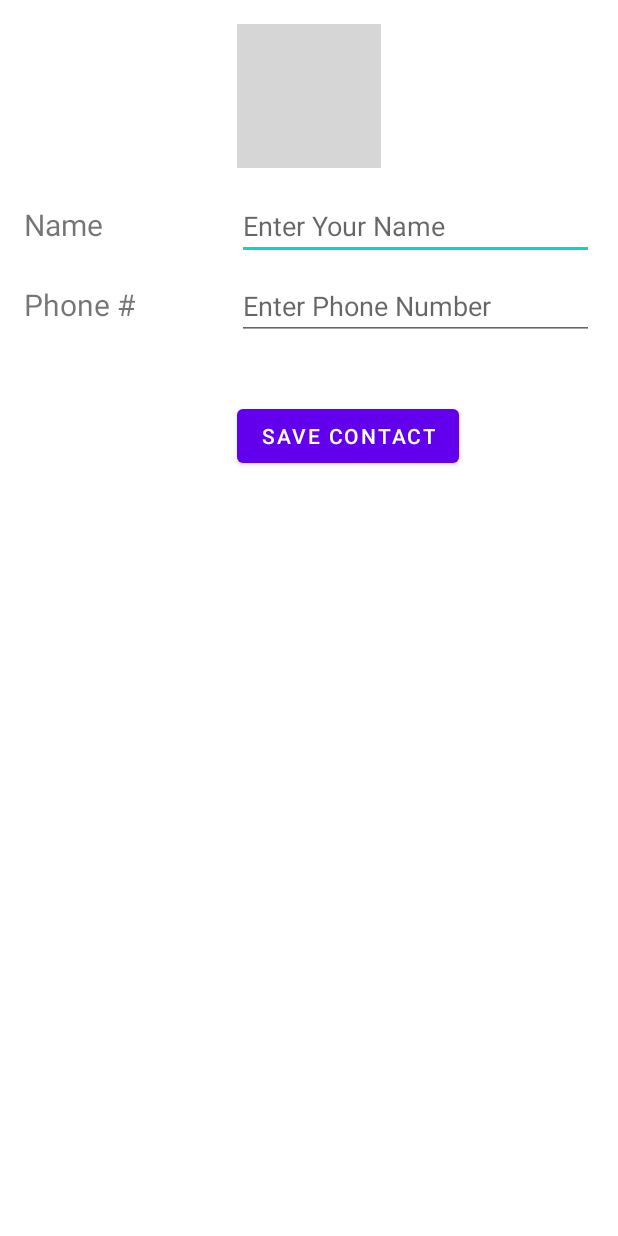
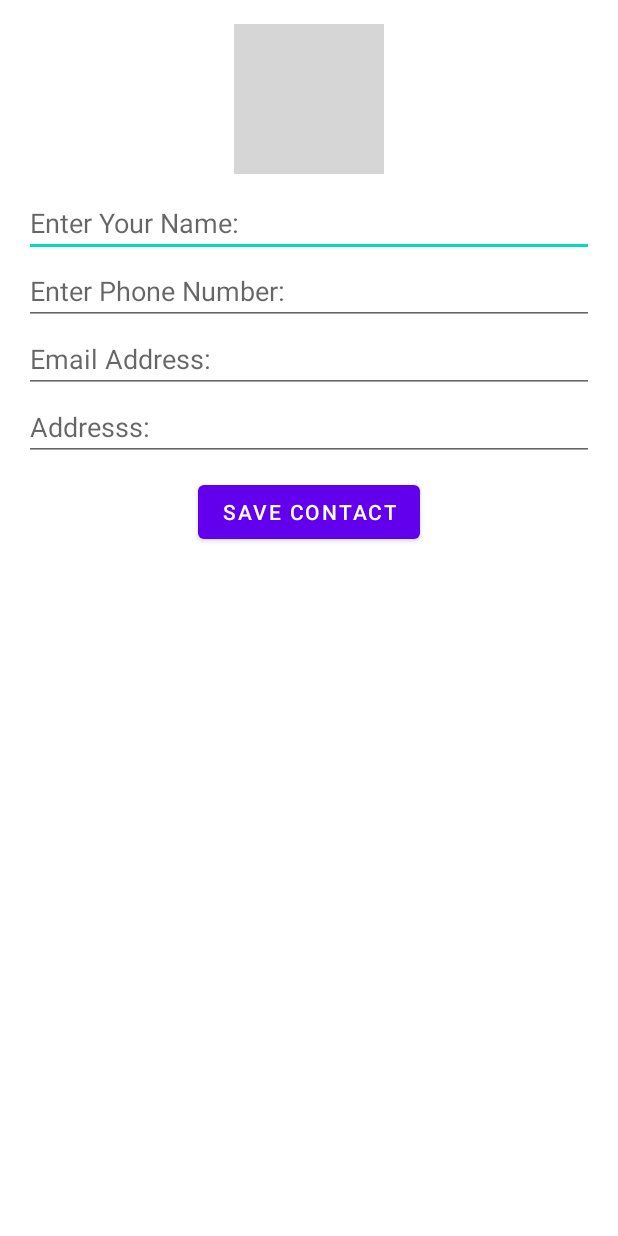
Before and after one commit to U34rAli/Fragment_tab, an Android app: the addNewContacts screen opened directly, with no data from a screen before it, on a phone screen of 412 x 824 dp. Run offline under Robolectric (Android 15) with nearby library versions, the phone set to English and light mode, and no system bars; grey boxes are pictures that could not be loaded.

```diff
--- a/app/src/main/res/layout/activity_add_new_contacts.xml
+++ b/app/src/main/res/layout/activity_add_new_contacts.xml
@@ -1,90 +1,63 @@
 <?xml version="1.0" encoding="utf-8"?>
-<RelativeLayout xmlns:android="http://schemas.android.com/apk/res/android"
+<LinearLayout xmlns:android="http://schemas.android.com/apk/res/android"
     xmlns:app="http://schemas.android.com/apk/res-auto"
     xmlns:tools="http://schemas.android.com/tools"
     android:layout_width="match_parent"
     android:layout_height="match_parent"
     tools:context="com.example.umar.fragment_tab.addNewContacts"
-    android:padding="16dp">
+    android:padding="16dp"
+    android:orientation="vertical">
 
     <ImageView
-        xmlns:app="http://schemas.android.com/apk/res-auto"
+        android:layout_gravity="center"
         android:id="@+id/imageView_picture"
+        android:layout_width="100dp"
+        android:layout_height="100dp"
         android:onClick="onImageClick"
-        android:layout_width="96dp"
-        android:layout_height="96dp"
-        android:src="@drawable/phone_book"
-        android:layout_alignParentTop="true"
-        android:layout_centerHorizontal="true" />
-
-    <TextView
-
-        android:id="@+id/txt_name"
-        android:layout_width="wrap_content"
-        android:layout_height="wrap_content"
-        android:width="100dp"
-        android:text="Name"
-        android:textSize="20sp"
-        android:layout_below="@+id/imageView_picture"
-        android:layout_alignParentLeft="true"
-        android:layout_alignParentStart="true"
-        android:layout_marginTop="24dp" />
+        android:src="@drawable/phone_book" />
 
     <EditText
+        android:layout_marginTop="10dp"
         android:id="@+id/editText_name"
         android:layout_width="match_parent"
         android:layout_height="wrap_content"
-        android:layout_alignBaseline="@+id/txt_name"
-        android:layout_alignBottom="@+id/txt_name"
-
-        android:layout_alignLeft="@+id/imageView_picture"
-        android:layout_alignParentEnd="true"
-        android:layout_alignParentRight="true"
-        android:layout_alignStart="@+id/imageView_picture"
         android:focusedByDefault="true"
-        android:hint="Enter Your Name"
-        android:inputType="textCapWords|textPersonName" />
-
-    <TextView
-        android:id="@+id/txt_phone"
-        android:layout_width="wrap_content"
-        android:layout_height="wrap_content"
-        android:width="100dp"
-        android:text="Phone #"
-        android:textSize="20sp"
-        android:layout_below="@+id/editText_name"
-        android:layout_alignParentLeft="true"
-        android:layout_alignParentStart="true"
-        android:layout_marginTop="16dp" />
+        android:hint="Enter Your Name:"
+        android:inputType="textCapWords|textPersonName"
+ />
 
     <EditText
         android:id="@+id/editText_phone"
         android:layout_width="match_parent"
         android:layout_height="wrap_content"
-        android:layout_alignBaseline="@+id/txt_phone"
-        android:layout_alignLeft="@+id/editText_name"
-        android:layout_alignStart="@+id/editText_name"
-        android:capitalize="words"
-        android:hint="Enter Phone Number"
+        android:hint="Enter Phone Number:"
         android:imeOptions="actionGo"
         android:inputType="phone"
         android:text=""
         android:textAllCaps="false" />
+    <EditText
+        android:id="@+id/contact_email"
+        android:layout_width="match_parent"
+        android:layout_height="wrap_content"
+        android:hint="Email Address:"
+        />
+    <EditText
+        android:id="@+id/contact_address"
+        android:layout_width="match_parent"
+        android:layout_height="wrap_content"
+        android:hint="Addresss:"
+        />
 
     <Button
+        android:layout_marginTop="10dp"
+        android:layout_gravity="center"
+        android:gravity="center"
         android:id="@+id/button_save"
-
         android:layout_width="wrap_content"
         android:layout_height="wrap_content"
-        android:layout_alignLeft="@+id/editText_phone"
-        android:layout_alignStart="@+id/editText_phone"
-        android:layout_below="@+id/txt_phone"
-        android:layout_marginTop="50dp"
         android:elevation="16dp"
         android:onClick="setSaveButton"
-
-
         android:text="Save Contact" />
 
 
-</RelativeLayout>
+</LinearLayout>
--- /dev/null
+++ b/app/src/main/res/layout/recent_viewed_items.xml
@@ -0,0 +1,28 @@
+<?xml version="1.0" encoding="utf-8"?>
+<RelativeLayout xmlns:android="http://schemas.android.com/apk/res/android"
+    android:orientation="vertical" android:layout_width="match_parent"
+    android:layout_height="match_parent"
+    android:padding="10dp">
+
+    <TextView
+        android:id="@+id/recent_name"
+        android:layout_width="match_parent"
+        android:layout_height="wrap_content"
+        android:layout_alignLeft="@+id/recent_phone"
+        android:layout_alignParentTop="true"
+        android:layout_alignStart="@+id/recent_phone"
+        android:text="Name"
+        android:textAppearance="@style/TextAppearance.AppCompat.Body2" />
+
+    <TextView
+        android:id="@+id/recent_phone"
+        android:layout_width="match_parent"
+        android:layout_height="wrap_content"
+        android:layout_alignParentLeft="true"
+        android:layout_alignParentStart="true"
+        android:layout_below="@+id/recent_name"
+        android:layout_marginTop="11dp"
+        android:text="Phone"
+        android:textAppearance="@style/TextAppearance.AppCompat.Body2" />
+
+</RelativeLayout>
```
Also changed, not shown: app/src/main/java/com/example/umar/fragment_tab/ShowContactINFO.java (+0 -10 lines), app/src/main/java/com/example/umar/fragment_tab/addNewContacts.java (+0 -18 lines).
